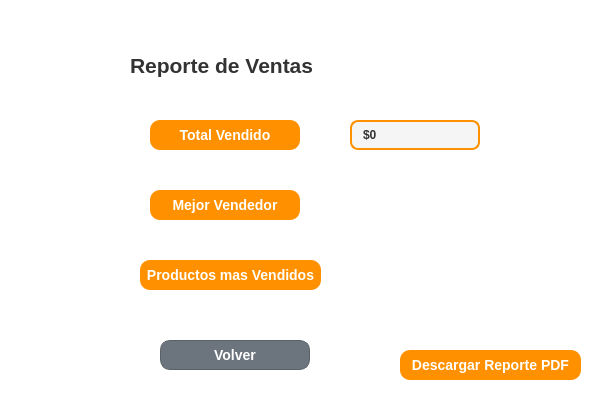
First picture: the form in gui/ventas_admin.ui, repository UTN-BDA-2026/repositorio-grupo-BCCG, before the edit.
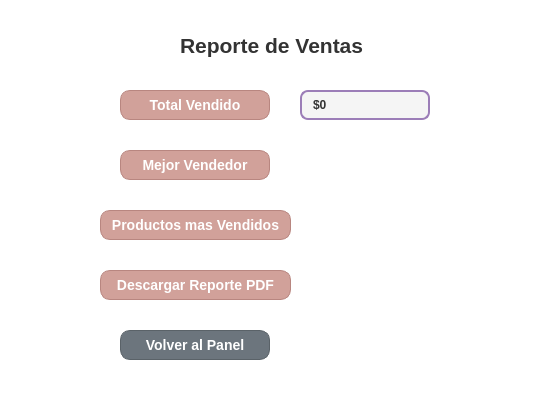
Second picture: the form after the edit.

What changed in the file:
```diff
--- a/gui/ventas_admin.ui
+++ b/gui/ventas_admin.ui
@@ -6,7 +6,7 @@
    <rect>
     <x>0</x>
     <y>0</y>
-    <width>600</width>
+    <width>533</width>
     <height>400</height>
    </rect>
   </property>
@@ -21,8 +21,8 @@
   <widget class="QLabel" name="label">
    <property name="geometry">
     <rect>
-     <x>130</x>
-     <y>50</y>
+     <x>180</x>
+     <y>30</y>
      <width>211</width>
      <height>31</height>
     </rect>
@@ -30,6 +30,7 @@
    <property name="font">
     <font>
      <pointsize>16</pointsize>
+     <weight>75</weight>
      <bold>true</bold>
     </font>
    </property>
@@ -43,23 +44,28 @@
   <widget class="QPushButton" name="btnTotalVendido">
    <property name="geometry">
     <rect>
-     <x>150</x>
-     <y>120</y>
+     <x>120</x>
+     <y>90</y>
      <width>150</width>
      <height>30</height>
     </rect>
    </property>
    <property name="styleSheet">
     <string notr="true">QPushButton {
-    background-color: #FF9100;
+    background-color: #D1A19A;
     color: white;
     border-radius: 10px;
     font-weight: bold;
     font-size: 14px;
+    border: 1px solid #B88680;
 }
 
 QPushButton:hover {
-    background-color: #E68200;
+    background-color: #C29089;
+}
+
+QPushButton:pressed {
+    background-color: #B3817A; 
 }</string>
    </property>
    <property name="text">
@@ -69,15 +75,15 @@
   <widget class="QLabel" name="lblTotalVendido">
    <property name="geometry">
     <rect>
-     <x>350</x>
-     <y>120</y>
+     <x>300</x>
+     <y>90</y>
      <width>130</width>
      <height>30</height>
     </rect>
    </property>
    <property name="styleSheet">
     <string notr="true">background-color: #F5F5F5;
-border: 2px solid #FF9100;
+border: 2px solid #9C7EB8;
 border-radius: 8px;
 padding: 8px;
 font-size: 12px;
@@ -91,23 +97,28 @@
   <widget class="QPushButton" name="btnMejorVendedor">
    <property name="geometry">
     <rect>
-     <x>150</x>
-     <y>190</y>
+     <x>120</x>
+     <y>150</y>
      <width>150</width>
      <height>30</height>
     </rect>
    </property>
    <property name="styleSheet">
     <string notr="true">QPushButton {
-    background-color: #FF9100;
+    background-color: #D1A19A;
     color: white;
     border-radius: 10px;
     font-weight: bold;
     font-size: 14px;
+    border: 1px solid #B88680;
 }
 
 QPushButton:hover {
-    background-color: #E68200;
+    background-color: #C29089;
+}
+
+QPushButton:pressed {
+    background-color: #B3817A; 
 }</string>
    </property>
    <property name="text">
@@ -117,8 +128,8 @@
   <widget class="QPushButton" name="btnVolver">
    <property name="geometry">
     <rect>
-     <x>160</x>
-     <y>340</y>
+     <x>120</x>
+     <y>330</y>
      <width>150</width>
      <height>30</height>
     </rect>
@@ -142,29 +153,34 @@
 }</string>
    </property>
    <property name="text">
-    <string>Volver</string>
+    <string>Volver al Panel</string>
    </property>
   </widget>
   <widget class="QPushButton" name="btnProdMasVendido">
    <property name="geometry">
     <rect>
-     <x>140</x>
-     <y>260</y>
-     <width>181</width>
+     <x>100</x>
+     <y>210</y>
+     <width>191</width>
      <height>30</height>
     </rect>
    </property>
    <property name="styleSheet">
     <string notr="true">QPushButton {
-    background-color: #FF9100;
+    background-color: #D1A19A;
     color: white;
     border-radius: 10px;
     font-weight: bold;
     font-size: 14px;
+    border: 1px solid #B88680;
 }
 
 QPushButton:hover {
-    background-color: #E68200;
+    background-color: #C29089;
+}
+
+QPushButton:pressed {
+    background-color: #B3817A; 
 }</string>
    </property>
    <property name="text">
@@ -174,23 +190,28 @@
   <widget class="QPushButton" name="btnExportarPdf">
    <property name="geometry">
     <rect>
-     <x>400</x>
-     <y>350</y>
-     <width>181</width>
+     <x>100</x>
+     <y>270</y>
+     <width>191</width>
      <height>30</height>
     </rect>
    </property>
    <property name="styleSheet">
     <string notr="true">QPushButton {
-    background-color: #FF9100;
+    background-color: #D1A19A;
     color: white;
     border-radius: 10px;
     font-weight: bold;
     font-size: 14px;
+    border: 1px solid #B88680;
 }
 
 QPushButton:hover {
-    background-color: #E68200;
+    background-color: #C29089;
+}
+
+QPushButton:pressed {
+    background-color: #B3817A; 
 }</string>
    </property>
    <property name="text">
```
